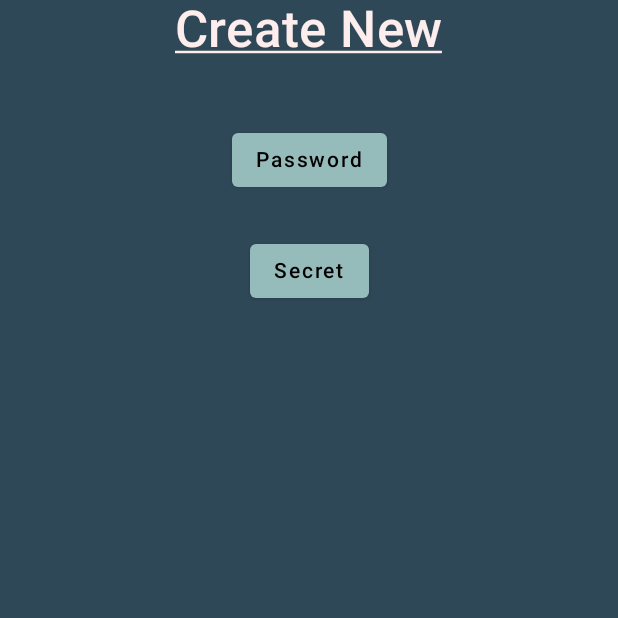
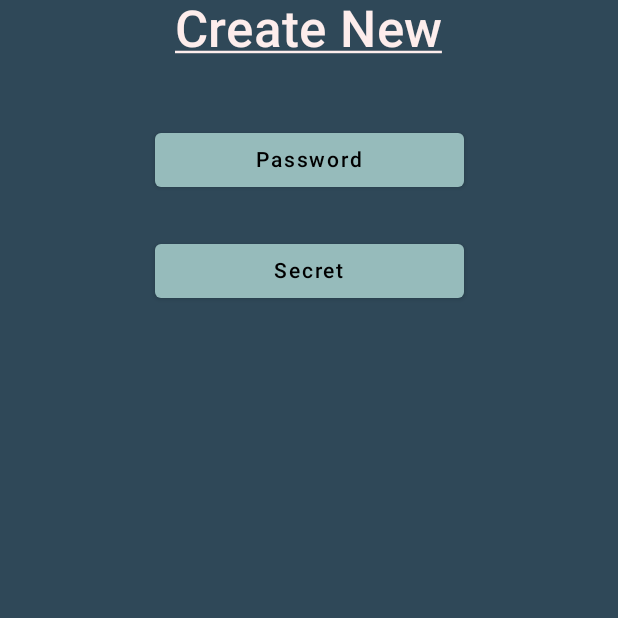
Before and after one commit to JosueMolinaMorales/password-manager-app, an Android app built with Jetpack Compose: the composable CreateRecordView shown on its own in the app's theme, on a phone screen of 412 x 824 dp, the top half of it. Run offline under Robolectric (Android 15) with nearby library versions, the phone set to English and light mode, and no system bars.

Commit message:
add create secret

```diff
--- a/app/src/main/java/com/example/password_manager_app/ui/components/BottomModal.kt
+++ b/app/src/main/java/com/example/password_manager_app/ui/components/BottomModal.kt
@@ -162,7 +162,10 @@ fun CreateRecordView(
             horizontalArrangement = Arrangement.Center
         ) {
             // Password Button
-            PasswordManagerButton(onClick = onCreatePasswordClick) {
+            PasswordManagerButton(
+                onClick = onCreatePasswordClick,
+                modifier = Modifier.fillMaxWidth(.5F)
+            ) {
                 Text("Password")
             }
         }
@@ -173,7 +176,10 @@ fun CreateRecordView(
             horizontalArrangement = Arrangement.Center
         ) {
             // Secret Button
-            PasswordManagerButton(onClick = onCreateSecretClick) {
+            PasswordManagerButton(
+                onClick = onCreateSecretClick,
+                modifier = Modifier.fillMaxWidth(.5F)
+            ) {
                 Text("Secret")
             }
         }
```
Also changed, not shown: app/src/main/java/com/example/password_manager_app/ui/app/MainScreen.kt (+7 -2 lines), app/src/main/java/com/example/password_manager_app/ui/app/records/create_secret/CreateSecret.kt (added, +90 -0 lines), app/src/main/java/com/example/password_manager_app/ui/app/records/create_secret/CreateSecretPage.kt (deleted, +0 -9 lines).
